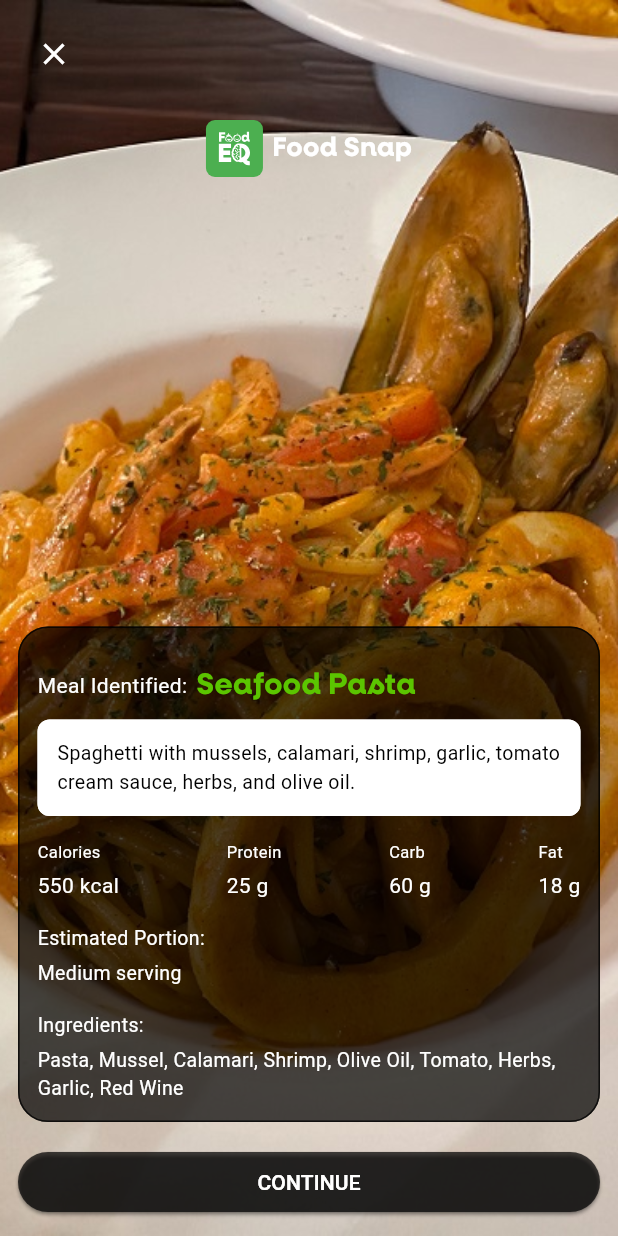
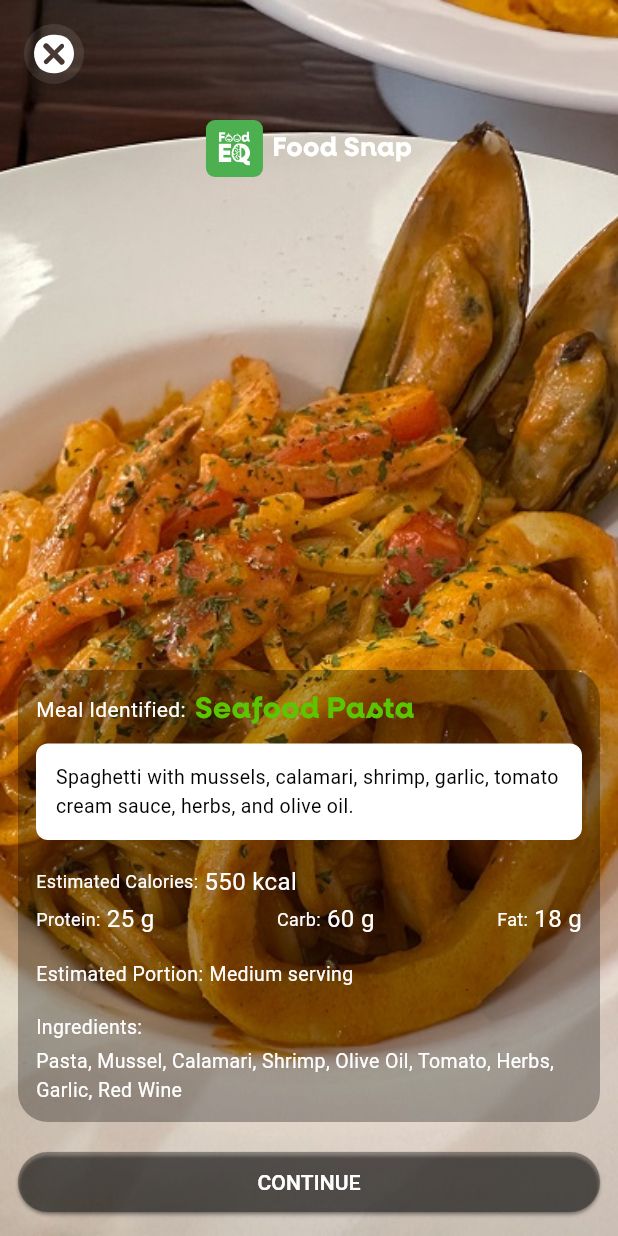
Before and after one commit to jaydeeprana123/FoodEQ, a Flutter app: the FoodSnap3View screen opened directly, on a phone screen of 412 x 824 dp. Run offline on Flutter 3.47's test engine with Material 3 defaults, Android fonts, the phone set to English and light mode, and no system bars; our stand-ins replace connectivity_plus, flutter_screenutil, flutter_svg, get, image_picker, shared_preferences and 1 more; accounts and stored records are empty; Roboto replaces fonts that are missing (PublicSans Medium, PublicSans Regular, PublicSans SemiBold); project files that could hold a hidden picture were left out.

Commit message:
Done all things

```diff
--- a/lib/Screens/food_snap1_view.dart
+++ b/lib/Screens/food_snap1_view.dart
@@ -61,7 +61,7 @@ class FoodSnap1Screen extends StatelessWidget {
               left: 16,
               child: CircleAvatar(
                 backgroundColor: Colors.white.withOpacity(0.1),
-                child: const Icon(Icons.close, color: Colors.white),
+                child:  SvgPicture.asset(UI_close, color: Colors.white, width: 32,),
               ),
             ),
             Positioned(
@@ -152,7 +152,7 @@ class FoodSnap1Screen extends StatelessWidget {
                       Row(
                         mainAxisAlignment: MainAxisAlignment.spaceAround,
                         children: [
-                          const Icon(Icons.image, color: Colors.white, size: 28),
+                          SvgPicture.asset(UI_upload_img, color: Colors.white, width: 32),
                           InkWell(
                             onTap: (){
                               Get.to(FoodSnap2Screen());
@@ -160,7 +160,7 @@ class FoodSnap1Screen extends StatelessWidget {
                             ,child: const Icon(Icons.camera,
                                 color: Colors.white, size: 62),
                           ),
-                           SvgPicture.asset(UI_flash_on, color: Colors.white, width: 28),
+                           SvgPicture.asset(UI_flash_on, color: Colors.white, width: 32),
                         ],
                       ),
                       const SizedBox(height: 12),
--- a/lib/Screens/food_snap2_view.dart
+++ b/lib/Screens/food_snap2_view.dart
@@ -64,7 +64,7 @@ class FoodSnap2Screen extends StatelessWidget {
               left: 16,
               child: CircleAvatar(
                 backgroundColor: Colors.white.withOpacity(0.1),
-                child: const Icon(Icons.close, color: Colors.white),
+                child:  SvgPicture.asset(UI_close, color: Colors.white, width: 32,),
               ),
             ),
 
@@ -156,7 +156,7 @@ class FoodSnap2Screen extends StatelessWidget {
                       Row(
                         mainAxisAlignment: MainAxisAlignment.spaceAround,
                         children: [
-                           Icon(Icons.image, color: Colors.white, size: 28),
+                          SvgPicture.asset(UI_upload_img, color: Colors.white, width: 32),
                           InkWell(
                             onTap: (){
                               Get.to(FoodSnap3View());
@@ -164,7 +164,7 @@ class FoodSnap2Screen extends StatelessWidget {
                             child: const Icon(Icons.camera,
                                 color: greenColor, size: 68),
                           ),
-                          const Icon(Icons.flash_on, color: Colors.white, size: 28),
+                          SvgPicture.asset(UI_flash_on, color: Colors.white, width: 32),
                         ],
                       ),
                       const SizedBox(height: 12),
--- a/lib/Screens/food_snap3_view.dart
+++ b/lib/Screens/food_snap3_view.dart
@@ -65,8 +65,8 @@ class FoodSnap3View extends StatelessWidget {
               top: 16,
               left: 16,
               child: CircleAvatar(
-                backgroundColor: Colors.transparent,
-                child: const Icon(Icons.close, color: Colors.white),
+                backgroundColor: Colors.white.withOpacity(0.1),
+                child:  SvgPicture.asset(UI_close, color: Colors.white, width: 32,),
               ),
             ),
             Container(
@@ -108,12 +108,134 @@ class FoodSnap3View extends StatelessWidget {
                 children: [
                   Stack(
                     children: [
+                      // Container(
+                      //   padding: EdgeInsets.all(12),
+                      //   decoration: BoxDecoration(
+                      //     color: Colors.black.withOpacity(0.3),
+                      //     borderRadius: BorderRadius.circular(20),
+                      //
+                      //   ),
+                      //   child: Column(
+                      //     mainAxisSize: MainAxisSize.min,
+                      //     crossAxisAlignment: CrossAxisAlignment.start,
+                      //     mainAxisAlignment: MainAxisAlignment.end,
+                      //     children: [
+                      //       // Dish Image
+                      //
+                      //
+                      //
+                      //       // Meal Identified
+                      //       Row(
+                      //         children: [
+                      //           Text(
+                      //             "Meal Identified:",
+                      //             style: TextStyle(
+                      //               fontSize: 14,
+                      //               color: Colors.transparent,
+                      //               fontFamily: fontInterRegular,
+                      //             ),
+                      //           ),
+                      //           const SizedBox(width: 6),
+                      //           Text(
+                      //             "Seafood Pasta",
+                      //             style: TextStyle(
+                      //               fontSize: 20,
+                      //               color: Colors.transparent,
+                      //               fontFamily: fontInterBold,
+                      //             ),
+                      //           ),
+                      //         ],
+                      //       ),
+                      //
+                      //       const SizedBox(height: 8),
+                      //
+                      //       // Description
+                      //       Container(
+                      //         padding: REdgeInsets.all(12),
+                      //         decoration: BoxDecoration(
+                      //           color: Colors.white,
+                      //           borderRadius: BorderRadius.circular(8),
+                      //           border:
+                      //               Border.all(color: Colors.white, width: 1),
+                      //         ),
+                      //         child: Text(
+                      //           "Spaghetti with mussels, calamari, shrimp, garlic, tomato cream sauce, herbs, and olive oil.",
+                      //           style: TextStyle(
+                      //             fontSize: 13,
+                      //             color: Colors.black,
+                      //             fontFamily: fontInterRegular,
+                      //           ),
+                      //         ),
+                      //       ),
+                      //
+                      //       const SizedBox(height: 16),
+                      //
+                      //       // Nutritional Info
+                      //       Row(
+                      //         mainAxisAlignment: MainAxisAlignment.spaceBetween,
+                      //         children: [
+                      //           _buildNutritionTileDummy(
+                      //               "Calories", "550 kcal"),
+                      //           _buildNutritionTileDummy("Protein", "25 g"),
+                      //           _buildNutritionTileDummy("Carb", "60 g"),
+                      //           _buildNutritionTileDummy("Fat", "18 g"),
+                      //         ],
+                      //       ),
+                      //
+                      //       const SizedBox(height: 16),
+                      //
+                      //       // Portion
+                      //       Row(
+                      //         children: [
+                      //           Text(
+                      //             "Estimated Portion:",
+                      //             style: TextStyle(
+                      //               fontSize: 13,
+                      //               color: Colors.transparent,
+                      //               fontFamily: fontInterMedium,
+                      //             ),
+                      //           ),
+                      //           const SizedBox(width: 4),
+                      //           Text(
+                      //             "Medium serving",
+                      //             style: TextStyle(
+                      //               fontSize: 13,
+                      //               color: Colors.transparent,
+                      //               fontFamily: fontInterSemiBold,
+                      //             ),
+                      //           ),
+                      //         ],
+                      //       ),
+                      //
+                      //       const SizedBox(height: 16),
+                      //
+                      //       // Ingredients
+                      //       Text(
+                      //         "Ingredients:",
+                      //         style: TextStyle(
+                      //           fontSize: 13,
+                      //           color: Colors.transparent,
+                      //           fontFamily: fontInterMedium,
+                      //         ),
+                      //       ),
+                      //       const SizedBox(height: 4),
+                      //       Text(
+                      //         "Pasta, Mussel, Calamari, Shrimp, Olive Oil, Tomato, Herbs, Garlic, Red Wine",
+                      //         style: TextStyle(
+                      //           fontSize: 13,
+                      //           color: Colors.transparent,
+                      //           fontFamily: fontInterRegular,
+                      //         ),
+                      //       ),
+                      //     ],
+                      //   ),
+                      // ),
                       Container(
                         padding: EdgeInsets.all(12),
                         decoration: BoxDecoration(
-                          color: Colors.black.withOpacity(0.7),
+                          color: Colors.black.withOpacity(0.3),
                           borderRadius: BorderRadius.circular(20),
-                          border: Border.all(color: halfTransparent, width: 1),
+
                         ),
                         child: Column(
                           mainAxisSize: MainAxisSize.min,
@@ -122,125 +244,7 @@ class FoodSnap3View extends StatelessWidget {
                           children: [
                             // Dish Image
 
-                            const SizedBox(height: 12),
 
-                            // Meal Identified
-                            Row(
-                              children: [
-                                Text(
-                                  "Meal Identified:",
-                                  style: TextStyle(
-                                    fontSize: 14,
-                                    color: Colors.transparent,
-                                    fontFamily: fontInterRegular,
-                                  ),
-                                ),
-                                const SizedBox(width: 6),
-                                Text(
-                                  "Seafood Pasta",
-                                  style: TextStyle(
-                                    fontSize: 20,
-                                    color: Colors.transparent,
-                                    fontFamily: fontInterBold,
-                                  ),
-                                ),
-                              ],
-                            ),
-
-                            const SizedBox(height: 8),
-
-                            // Description
-                            Container(
-                              padding: REdgeInsets.all(12),
-                              decoration: BoxDecoration(
-                                color: Colors.white,
-                                borderRadius: BorderRadius.circular(8),
-                                border:
-                                    Border.all(color: Colors.white, width: 1),
-                              ),
-                              child: Text(
-                                "Spaghetti with mussels, calamari, shrimp, garlic, tomato cream sauce, herbs, and olive oil.",
-                                style: TextStyle(
-                                  fontSize: 13,
-                                  color: Colors.black,
-                                  fontFamily: fontInterRegular,
-                                ),
-                              ),
-                            ),
-
-                            const SizedBox(height: 16),
-
-                            // Nutritional Info
-                            Row(
-                              mainAxisAlignment: MainAxisAlignment.spaceBetween,
-                              children: [
-                                _buildNutritionTileDummy(
-                                    "Calories", "550 kcal"),
-                                _buildNutritionTileDummy("Protein", "25 g"),
-                                _buildNutritionTileDummy("Carb", "60 g"),
-                                _buildNutritionTileDummy("Fat", "18 g"),
-                              ],
-                            ),
-
-                            const SizedBox(height: 16),
-
-                            // Portion
-                            Text(
-                              "Estimated Portion:",
-                              style: TextStyle(
-                                fontSize: 13,
-                                color: Colors.transparent,
-                                fontFamily: fontInterMedium,
-                              ),
-                            ),
-                            const SizedBox(height: 4),
-                            Text(
-                              "Medium serving",
-                              style: TextStyle(
-                                fontSize: 13,
-                                color: Colors.transparent,
-                                fontFamily: fontInterRegular,
-                              ),
-                            ),
-
-                            const SizedBox(height: 16),
-
-                            // Ingredients
-                            Text(
-                              "Ingredients:",
-                              style: TextStyle(
-                                fontSize: 13,
-                                color: Colors.transparent,
-                                fontFamily: fontInterMedium,
-                              ),
-                            ),
-                            const SizedBox(height: 4),
-                            Text(
-                              "Pasta, Mussel, Calamari, Shrimp, Olive Oil, Tomato, Herbs, Garlic, Red Wine",
-                              style: TextStyle(
-                                fontSize: 13,
-                                color: Colors.transparent,
-                                fontFamily: fontInterRegular,
-                              ),
-                            ),
-                          ],
-                        ),
-                      ),
-                      Container(
-                        padding: EdgeInsets.all(12),
-                        decoration: BoxDecoration(
-                          color: Colors.transparent,
-                          borderRadius: BorderRadius.circular(20),
-                          border: Border.all(color: halfTransparent, width: 1),
-                        ),
-                        child: Column(
-                          mainAxisSize: MainAxisSize.min,
-                          crossAxisAlignment: CrossAxisAlignment.start,
-                          mainAxisAlignment: MainAxisAlignment.end,
-                          children: [
-                            // Dish Image
-
-                            const SizedBox(height: 12),
 
                             // Meal Identified
                             Row(
@@ -289,10 +293,14 @@ class FoodSnap3View extends StatelessWidget {
                             const SizedBox(height: 16),
 
                             // Nutritional Info
+                            _buildNutritionTile("Estimated Calories", "550 kcal"),
+
+                            SizedBox(height: 2,),
+
                             Row(
                               mainAxisAlignment: MainAxisAlignment.spaceBetween,
                               children: [
-                                _buildNutritionTile("Calories", "550 kcal"),
+
                                 _buildNutritionTile("Protein", "25 g"),
                                 _buildNutritionTile("Carb", "60 g"),
                                 _buildNutritionTile("Fat", "18 g"),
@@ -302,6 +310,8 @@ class FoodSnap3View extends StatelessWidget {
                             const SizedBox(height: 16),
 
                             // Portion
+                            Row(
+                              children: [
                                 Text(
                                   "Estimated Portion:",
                                   style: TextStyle(
@@ -309,14 +319,16 @@ class FoodSnap3View extends StatelessWidget {
                                       color: Colors.white,
                                       fontFamily: fontInterRegular),
                                 ),
-                            const SizedBox(height: 4),
+                                const SizedBox(width: 4),
                                 Text(
                                   "Medium serving",
                                   style: TextStyle(
                                     fontSize: 13,
                                     color: Colors.white,
-                                fontFamily: fontInterRegular,
+                                    fontFamily: fontInterSemiBold,
                                   ),
+                                ),
+                              ],
                             ),
 
                             const SizedBox(height: 16),
@@ -384,7 +396,7 @@ class FoodSnap3View extends StatelessWidget {
                             // TODO: Navigate or perform action
                           },
                           style: ElevatedButton.styleFrom(
-                            backgroundColor: Colors.black.withOpacity(0.7),
+                            backgroundColor: Colors.black.withOpacity(0.3),
                             padding: const EdgeInsets.symmetric(vertical: 0),
                             shape: RoundedRectangleBorder(
                               borderRadius: BorderRadius.circular(20),
@@ -437,22 +449,31 @@ class FoodSnap3View extends StatelessWidget {
   }
 
   Widget _buildNutritionTile(String title, String value) {
-    return Column(
-      crossAxisAlignment: CrossAxisAlignment.start,
+    return Row(
+      crossAxisAlignment: CrossAxisAlignment.center,
       children: [
         Text(
           title,
           style: TextStyle(
-            fontSize: 11,
+            fontSize: 12,
             fontFamily: fontInterRegular,
             color: Colors.white,
           ),
         ),
-        const SizedBox(height: 4),
+        Text(
+          ":",
+          style: TextStyle(
+            fontSize: 12,
+            fontFamily: fontInterRegular,
+            color: Colors.white,
+          ),
+        ),
+
+        const SizedBox(width: 4),
         Text(
           value,
           style: TextStyle(
-            fontSize: 14,
+            fontSize: 16,
             fontFamily: fontInterSemiBold,
             color: Colors.white,
           ),
--- a/lib/Styles/my_icons.dart
+++ b/lib/Styles/my_icons.dart
@@ -88,7 +88,7 @@ const UI_upload_img = "assets/images/UI_upload_img.svg";
 const UI_weight = "assets/images/UI_weight.svg";
 
 const UI_add = "assets/images/UI_add.svg";
-const UI_ai_insight = "assets/images/UI_ai_insight.svg";
+const UI_ai_insight = "assets/images/UI_AI_insight.svg";
 const UI_back = "assets/images/UI_back.svg";
 const UI_calendar = "assets/images/UI_calendar.svg";
 const UI_calories = "assets/images/UI_calories.svg";
@@ -121,3 +121,4 @@ const UI_trends = "assets/images/UI_trends.svg";
 const UI_uneasy = "assets/images/UI_uneasy.svg";
 const UI_unlock = "assets/images/UI_unlock.svg";
 const food_snap = "assets/images/food-snap.jpg";
+const UI_meal = "assets/images/UI_meal.svg";
```
Also changed, not shown: lib/Screens/connect_screen_view.dart (+41 -33 lines), lib/Screens/daily_goals_screen_view.dart (+29 -14 lines), lib/Screens/dashboard_screen_view.dart (+49 -26 lines), lib/Screens/health_trade_screen_view.dart (+51 -18 lines), lib/Screens/meal_analysis_view.dart (+15 -9 lines), lib/Screens/plan_meal_screen_view.dart (+48 -18 lines). Lines whose indentation alone changed are shown as unchanged.
